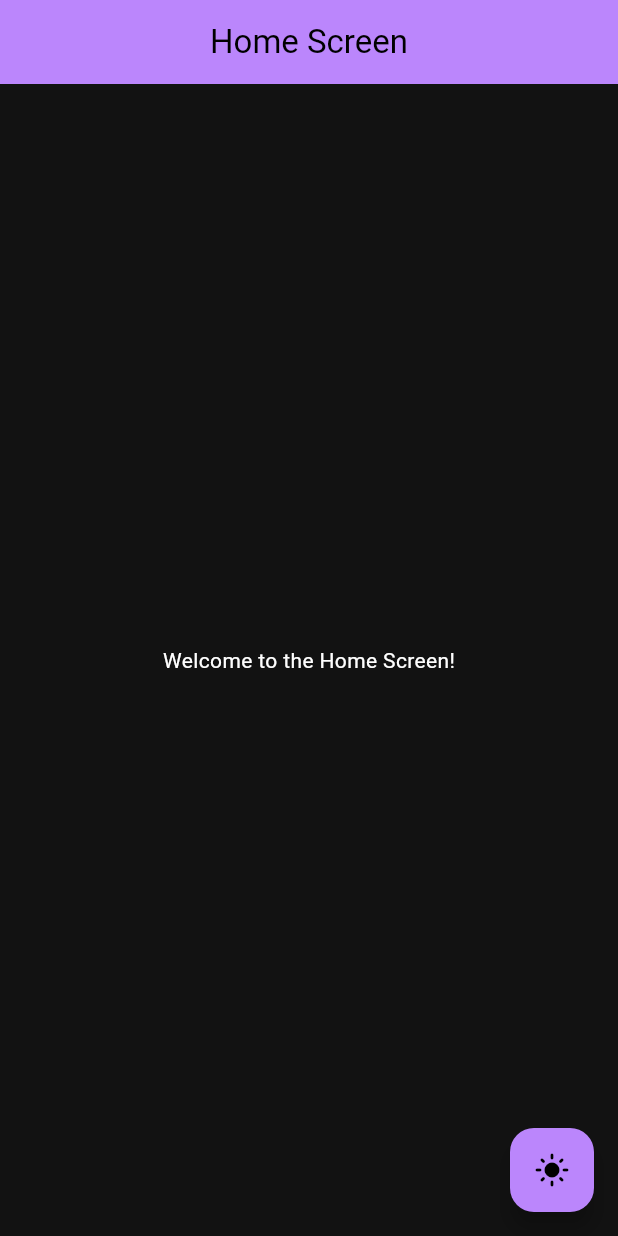
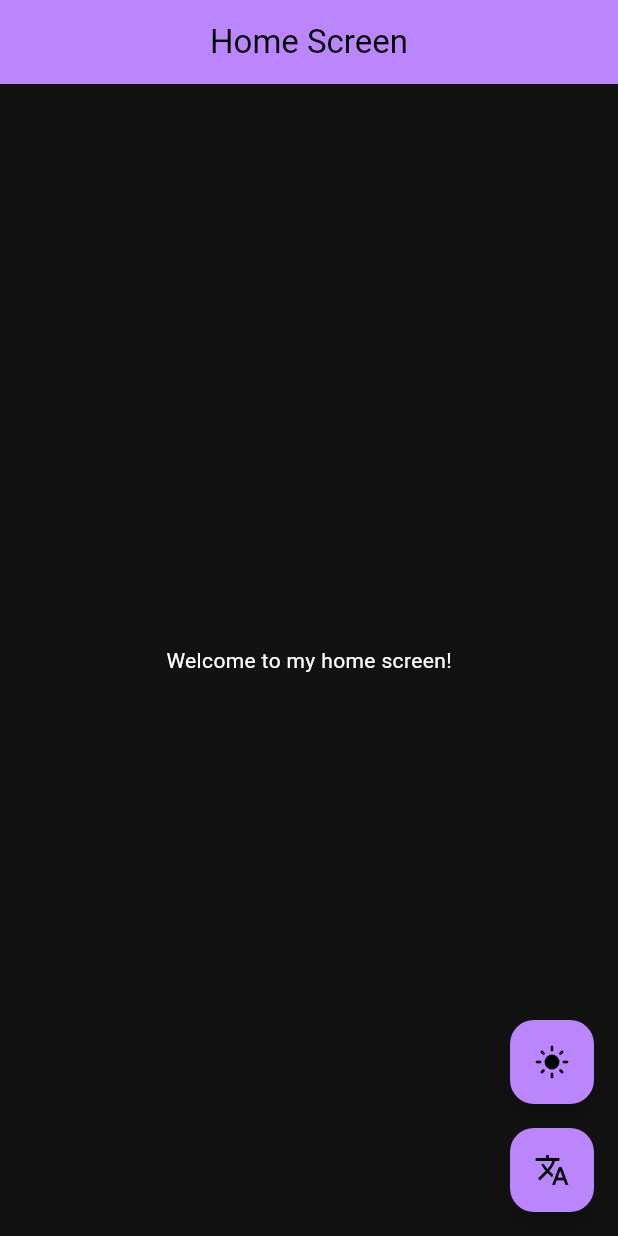
Before and after one commit to mahmoudatta80/theming_and_localization, a Flutter app: the HomeScreen screen opened directly, after a tap on the "dark mode" icon, on a phone screen of 412 x 824 dp. Run offline on Flutter 3.47's test engine with Material 3 defaults, Android fonts, the phone set to English and light mode, and no system bars; our stand-ins replace flutter_bloc, shared_preferences; accounts and stored records are empty; statements that could not run were skipped.

Commit message:
toggle language successfully

```diff
--- /dev/null
+++ b/lib/core/helper/app_shared_preferences.dart
@@ -0,0 +1,40 @@
+import 'package:shared_preferences/shared_preferences.dart';
+
+abstract class AppSharedPreferences {
+  static late SharedPreferences _preferences;
+
+  AppSharedPreferences._();
+
+  static Future<void> init() async {
+    _preferences = await SharedPreferences.getInstance();
+  }
+
+  static Future<void> setData({
+    required String key,
+    required dynamic value,
+  }) async {
+    if (value is String) {
+      await _preferences.setString(key, value);
+    } else if (value is int) {
+      await _preferences.setInt(key, value);
+    } else if (value is bool) {
+      await _preferences.setBool(key, value);
+    } else if (value is double) {
+      await _preferences.setDouble(key, value);
+    } else if (value is List<String>) {
+      await _preferences.setStringList(key, value);
+    }
+  }
+
+  static Future<dynamic> getData(String key) async {
+    return _preferences.get(key);
+  }
+
+  static Future<void> removeData(String key) async {
+    await _preferences.remove(key);
+  }
+
+  static Future<void> clear() async {
+    await _preferences.clear();
+  }
+}
--- /dev/null
+++ b/lib/core/logic/change_language_cubit/change_language_cubit.dart
@@ -0,0 +1,22 @@
+import 'package:flutter/material.dart';
+import 'package:flutter_bloc/flutter_bloc.dart';
+
+import '../../helper/app_shared_preferences.dart';
+import '../../utils/app_constants.dart';
+
+class ChangeLanguageCubit extends Cubit<Locale> {
+  final Locale initialLocale;
+  ChangeLanguageCubit(this.initialLocale) : super(initialLocale);
+
+  void toggleLanguage(Locale locale) {
+    emit(locale);
+    _cacheLanguageCode(locale.languageCode);
+  }
+
+  void _cacheLanguageCode(String languageCode) async {
+    await AppSharedPreferences.setData(
+      key: AppConstants.languageKey,
+      value: languageCode,
+    );
+  }
+}
--- a/lib/core/logic/change_theme_cubit/change_theme_cubit.dart
+++ b/lib/core/logic/change_theme_cubit/change_theme_cubit.dart
@@ -1,15 +1,22 @@
 import 'package:flutter/material.dart';
 import 'package:flutter_bloc/flutter_bloc.dart';
 import 'package:training_app/core/themes/app_themes.dart';
+import 'package:training_app/core/helper/app_shared_preferences.dart';
+import 'package:training_app/core/utils/app_constants.dart';
 
-class ChangeThemeCubit extends Cubit<ThemeData>{
-  ChangeThemeCubit() : super(AppThemes.getLightTheme());
+class ChangeThemeCubit extends Cubit<ThemeData> {
+  final ThemeData initialTheme;
+  ChangeThemeCubit(this.initialTheme) : super(initialTheme);
 
-  void toggleTheme() {
-    if (state == AppThemes.getLightTheme()) {
-      emit(AppThemes.getDarkTheme());
-    } else {
-      emit(AppThemes.getLightTheme());
-    }
+  void toggleTheme(ThemeData theme) {
+    emit(theme);
+    _cacheTheme(theme);
+  }
+
+  void _cacheTheme(ThemeData theme) async {
+    await AppSharedPreferences.setData(
+      key: AppConstants.isDarkModeKey,
+      value: theme == AppThemes.getDarkTheme(),
+    );
   }
 }
--- a/lib/core/utils/app_constants.dart
+++ b/lib/core/utils/app_constants.dart
@@ -1 +1,4 @@
-abstract class AppConstants {}
+abstract class AppConstants {
+  static const String isDarkModeKey = 'isDarkMode';
+  static const String languageKey = 'language';
+}
--- /dev/null
+++ b/lib/core/utils/app_languages.dart
@@ -0,0 +1,6 @@
+import 'package:flutter/material.dart';
+
+abstract class AppLanguages {
+  static Locale getEnglishLocale() => const Locale('en');
+  static Locale getArabicLocale() => const Locale('ar');
+}
--- a/lib/features/home/ui/home_screen.dart
+++ b/lib/features/home/ui/home_screen.dart
@@ -1,6 +1,8 @@
 import 'package:flutter/material.dart';
+import 'package:training_app/features/home/ui/widgets/language_toggle_button.dart';
 
-import 'widgets/custom_toggle_button.dart';
+import '../../../generated/l10n.dart';
+import 'widgets/theme_toggle_button.dart';
 
 class HomeScreen extends StatelessWidget {
   const HomeScreen({super.key});
@@ -8,9 +10,13 @@ class HomeScreen extends StatelessWidget {
   @override
   Widget build(BuildContext context) {
     return Scaffold(
-      appBar: AppBar(title: const Text('Home Screen'), centerTitle: true),
-      body: const Center(child: Text('Welcome to the Home Screen!')),
-      floatingActionButton: const CustomToggleButton(),
+      appBar: AppBar(title: Text(S.of(context).homeScreen), centerTitle: true),
+      body: Center(child: Text(S.of(context).welcomeToMyHomeScreen)),
+      floatingActionButton: const Column(
+        spacing: 16,
+        mainAxisAlignment: MainAxisAlignment.end,
+        children: [ThemeToggleButton(), LanguageToggleButton()],
+      ),
     );
   }
 }
--- /dev/null
+++ b/lib/features/home/ui/widgets/language_toggle_button.dart
@@ -0,0 +1,29 @@
+import 'package:flutter/material.dart';
+import 'package:flutter_bloc/flutter_bloc.dart';
+
+import '../../../../core/logic/change_language_cubit/change_language_cubit.dart';
+import '../../../../core/utils/app_languages.dart';
+
+class LanguageToggleButton extends StatelessWidget {
+  const LanguageToggleButton({super.key});
+
+  @override
+  Widget build(BuildContext context) {
+    return FloatingActionButton(
+      onPressed: () {
+        final currentLocale = context.read<ChangeLanguageCubit>().state;
+        final newLocale = currentLocale == AppLanguages.getArabicLocale()
+            ? AppLanguages.getEnglishLocale()
+            : AppLanguages.getArabicLocale();
+        context.read<ChangeLanguageCubit>().toggleLanguage(newLocale);
+      },
+      child: BlocBuilder<ChangeLanguageCubit, Locale>(
+        builder: (context, state) {
+          return state == AppLanguages.getArabicLocale()
+              ? const Icon(Icons.language)
+              : const Icon(Icons.translate);
+        },
+      ),
+    );
+  }
+}
--- a/lib/features/home/ui/widgets/custom_toggle_button.dart
+++ b/lib/features/home/ui/widgets/theme_toggle_button.dart
@@ -4,14 +4,18 @@ import 'package:training_app/core/themes/app_themes.dart';
 
 import '../../../../core/logic/change_theme_cubit/change_theme_cubit.dart';
 
-class CustomToggleButton extends StatelessWidget {
-  const CustomToggleButton({super.key});
+class ThemeToggleButton extends StatelessWidget {
+  const ThemeToggleButton({super.key});
 
   @override
   Widget build(BuildContext context) {
     return FloatingActionButton(
       onPressed: () {
-        context.read<ChangeThemeCubit>().toggleTheme();
+        final currentTheme = context.read<ChangeThemeCubit>().state;
+        final newTheme = currentTheme == AppThemes.getLightTheme()
+            ? AppThemes.getDarkTheme()
+            : AppThemes.getLightTheme();
+        context.read<ChangeThemeCubit>().toggleTheme(newTheme);
       },
       child: BlocBuilder<ChangeThemeCubit, ThemeData>(
         builder: (context, state) {
--- /dev/null
+++ b/lib/l10n/intl_ar.arb
@@ -0,0 +1,4 @@
+{
+    "welcomeToMyHomeScreen": "اهلا بك في الشاشة الرئيسية!",
+    "homeScreen": "الشاشة الرئيسية"
+}
--- /dev/null
+++ b/lib/l10n/intl_en.arb
@@ -0,0 +1,4 @@
+{
+    "welcomeToMyHomeScreen": "Welcome to my home screen!",
+    "homeScreen": "Home Screen"
+}
--- a/lib/main.dart
+++ b/lib/main.dart
@@ -1,30 +1,56 @@
 import 'package:flutter/material.dart';
 import 'package:flutter_bloc/flutter_bloc.dart';
-import 'package:training_app/core/logic/change_theme_cubit/change_theme_cubit.dart';
-import 'package:training_app/features/home/ui/home_screen.dart';
+import 'package:flutter_localizations/flutter_localizations.dart';
 
-void main() {
-  runApp(const MyApp());
+import 'core/functions/get_initial_app_settings.dart';
+import 'core/logic/change_language_cubit/change_language_cubit.dart';
+import 'core/logic/change_theme_cubit/change_theme_cubit.dart';
+import 'features/home/ui/home_screen.dart';
+import 'generated/l10n.dart';
+
+void main() async {
+  WidgetsFlutterBinding.ensureInitialized();
+  final settings = await getInitialAppSettings();
+  runApp(MyApp(initialTheme: settings.theme, initialLanguage: settings.locale));
 }
 
 class MyApp extends StatelessWidget {
-  const MyApp({super.key});
+  final ThemeData initialTheme;
+  final Locale initialLanguage;
+  const MyApp({
+    super.key,
+    required this.initialTheme,
+    required this.initialLanguage,
+  });
 
   @override
   Widget build(BuildContext context) {
-    return BlocProvider(
-      create: (context) => ChangeThemeCubit(),
-      child: BlocBuilder<ChangeThemeCubit, ThemeData>(
-        builder: (context, state) {
-          return MaterialApp(
-            debugShowCheckedModeBanner: false,
-            title: 'Training App',
-            theme: state,
-            home: const HomeScreen(),
-            themeAnimationCurve: Curves.easeInOut,
-            themeAnimationDuration: const Duration(
-              milliseconds: 800,
-            ),
+    return MultiBlocProvider(
+      providers: [
+        BlocProvider(create: (context) => ChangeThemeCubit(initialTheme)),
+        BlocProvider(create: (context) => ChangeLanguageCubit(initialLanguage)),
+      ],
+      child: BlocBuilder<ChangeLanguageCubit, Locale>(
+        builder: (context, language) {
+          return BlocBuilder<ChangeThemeCubit, ThemeData>(
+            builder: (context, theme) {
+              return MaterialApp(
+                debugShowCheckedModeBanner: false,
+                title: 'Training App',
+                home: const HomeScreen(),
+                theme: theme,
+                themeAnimationCurve: Curves.easeInOut,
+                themeAnimationDuration: const Duration(milliseconds: 500),
+                localizationsDelegates: const [
+                  S.delegate,
+                  GlobalMaterialLocalizations.delegate,
+                  GlobalWidgetsLocalizations.delegate,
+                  GlobalCupertinoLocalizations.delegate,
+                ],
+                supportedLocales: S.delegate.supportedLocales,
+                locale: language,
+              );
+            },
           );
         },
       ),
```
Also changed, not shown: lib/core/functions/get_initial_app_settings.dart (added, +25 -0 lines), pubspec.yaml (+7 -0 lines), lib/generated/intl/messages_all.dart (added), lib/generated/intl/messages_ar.dart (added), lib/generated/intl/messages_en.dart (added), lib/generated/l10n.dart (added), pubspec.lock, 3 other files.
